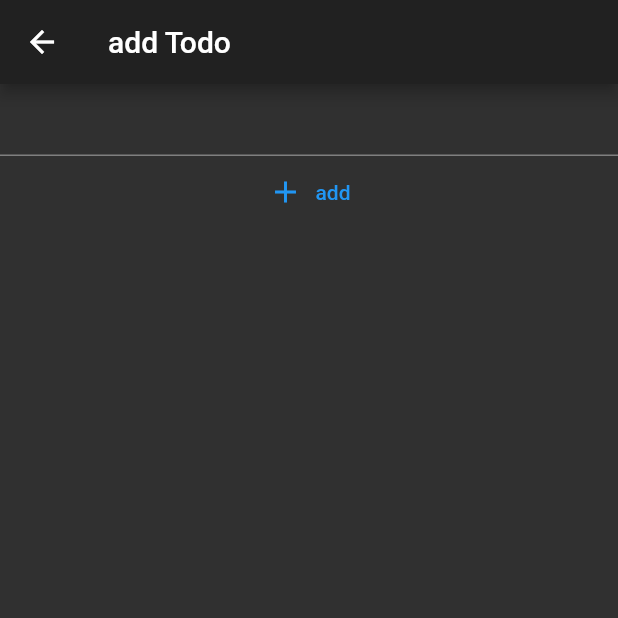
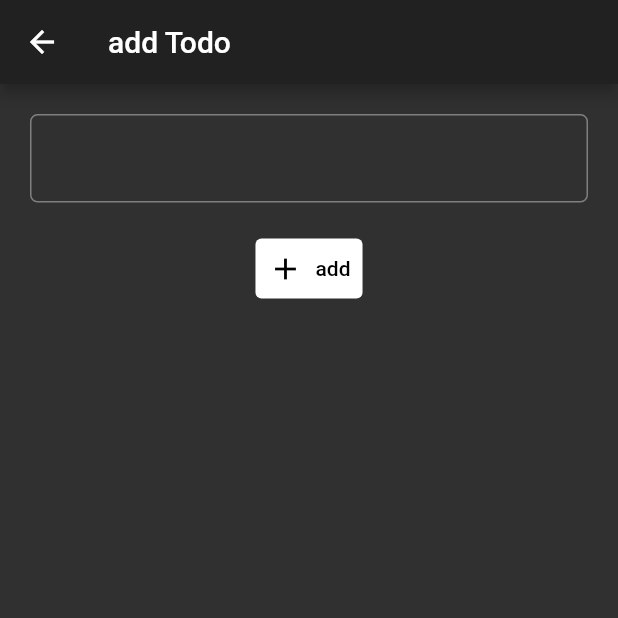
Before and after one commit to sinaziaee/flutter_bootcamp, a Flutter app: the TodoScreen screen opened directly, after a tap on "add", on a phone screen of 412 x 824 dp, the top half of it. Run offline on Flutter 3.47's test engine with Material 2 defaults, Android fonts, the phone set to English and light mode, and no system bars; our stand-ins replace font_awesome_flutter, just_audio, shared_preferences; accounts and stored records are empty.

```diff
--- a/p_07/lib/screens/todo_screen.dart
+++ b/p_07/lib/screens/todo_screen.dart
@@ -14,20 +14,52 @@ class TodoScreen extends StatelessWidget {
       appBar: AppBar(
         title: Text('$type Todo'),
       ),
-      body: Column(
+      body: Padding(
+        padding: EdgeInsets.symmetric(
+          horizontal: 20,
+        ),
+        child: Column(
           children: [
+            SizedBox(
+              height: 20,
+            ),
             TextField(
               controller: textEditingController,
+              decoration: InputDecoration(
+                border: OutlineInputBorder(
+                  borderRadius: BorderRadius.circular(5),
+                ),
+                fillColor: Colors.white,
+              ),
+            ),
+            SizedBox(
+              height: 20,
             ),
             TextButton.icon(
-            onPressed: () {},
+              style: TextButton.styleFrom(
+                backgroundColor: Colors.white,
+              ),
+              onPressed: () {
+                onButtonPressed();
+              },
               icon: Icon(
                 type.toLowerCase() == 'add' ? Icons.add : Icons.edit,
+                color: Colors.black,
               ),
-            label: Text(type),
+              label: Text(
+                type,
+                style: TextStyle(color: Colors.black),
+              ),
             ),
           ],
         ),
+      ),
     );
   }
+
+  onButtonPressed(){
+    String value = textEditingController.text;
+    print(value);
   }
+
+}
--- a/p_07/pubspec.yaml
+++ b/p_07/pubspec.yaml
@@ -28,10 +28,15 @@ dependencies:
   # The following adds the Cupertino Icons font to your application.
   # Use with the CupertinoIcons class for iOS style icons.
   cupertino_icons: ^1.0.2
+  hive: ^2.0.4
+  hive_flutter: ^1.1.0
+
 
 dev_dependencies:
   flutter_test:
     sdk: flutter
+  hive_generator: ^1.1.0
+  build_runner: ^2.1.1
 
 # For information on the generic Dart part of this file, see the
 # following page: https://dart.dev/tools/pub/pubspec
```
Also changed, not shown: p_07/pubspec.lock. Lines whose indentation alone changed are shown as unchanged.
